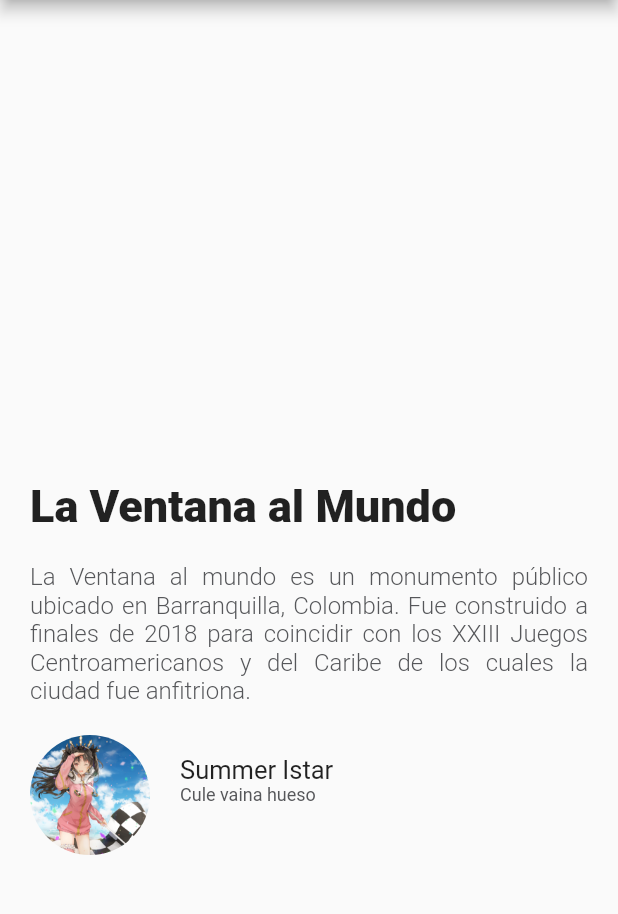
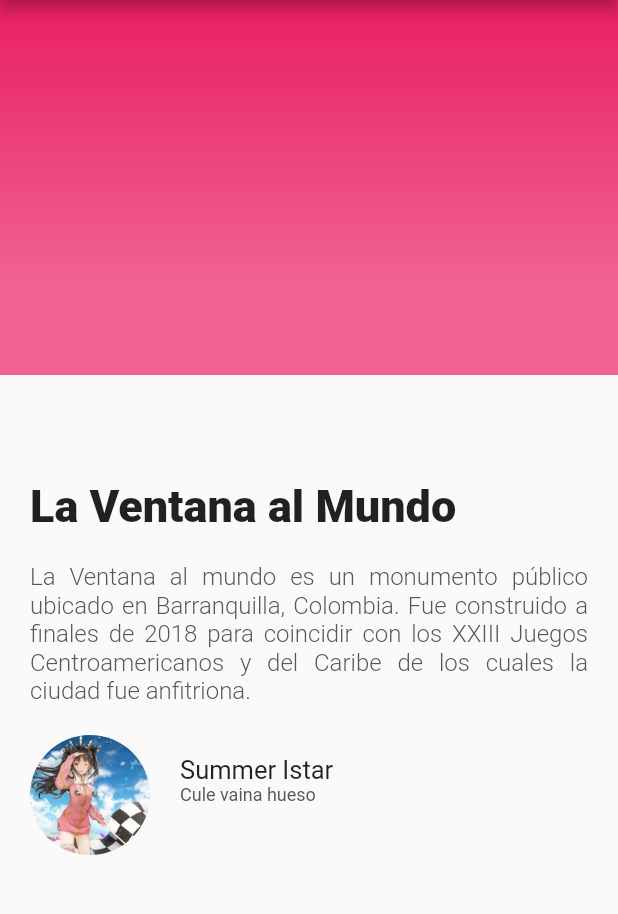
Before and after one commit to Tulio-Rangel/trips_app, a Flutter app: the screen it shows after launch, on a phone screen of 412 x 824 dp, the part 84-998 px from its top. Run offline on Flutter 3.47's test engine with Material 2 defaults, Android fonts, the phone set to English and light mode, and no system bars.

```diff
--- a/lib/components/gradient_back.dart
+++ b/lib/components/gradient_back.dart
@@ -13,9 +13,9 @@ class GradientBack extends StatelessWidget {
             Color(0xFFE91E63),
             Color(0xFFF06292)
           ],
-          begin: FractionalOffset(0.2, 0.0),
-          end: FractionalOffset(1.0, 0.6),
-          stops: [0.0, 0.6],
+          begin: FractionalOffset(0.0, 0.0),
+          end: FractionalOffset(0.0, 1.5),
+          stops: [0.0, 0.5],
           tileMode: TileMode.clamp
         )
       ),
--- a/lib/pages/demo.dart
+++ b/lib/pages/demo.dart
@@ -1,5 +1,6 @@
 import 'package:flutter/material.dart';
 import 'package:trips_app/components/description_place.dart';
+import 'package:trips_app/components/gradient_back.dart';
 import 'package:trips_app/components/review.dart';
 
 class DemoPage extends StatelessWidget {
@@ -13,10 +14,15 @@ class DemoPage extends StatelessWidget {
         title: const Text('TripsApp Demo'),
         centerTitle: true,
       ),
-      body: Column(
-        children: const <Widget>[
-          DescriptionPlace(),
-          Review()
+      body: Stack(
+        children: <Widget>[
+          ListView(
+            children: const [
+              DescriptionPlace(),
+              Review(),
+            ],
+          ),
+          const GradientBack(),
         ],
       ),
     );
```
Also changed, not shown: lib/components/card.dart (added, +10 -0 lines), lib/main.dart (+9 -0 lines), assets/images/ventana.jpg (added), assets/images/ventana2.jpg (added), assets/images/ventana3.jpg (added).
